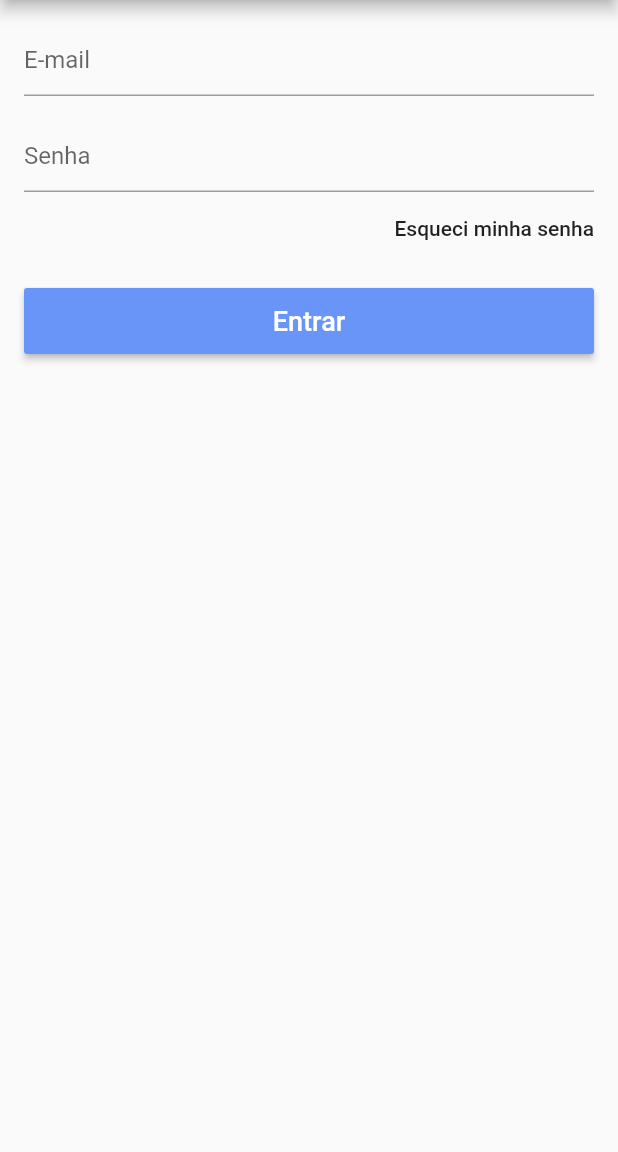
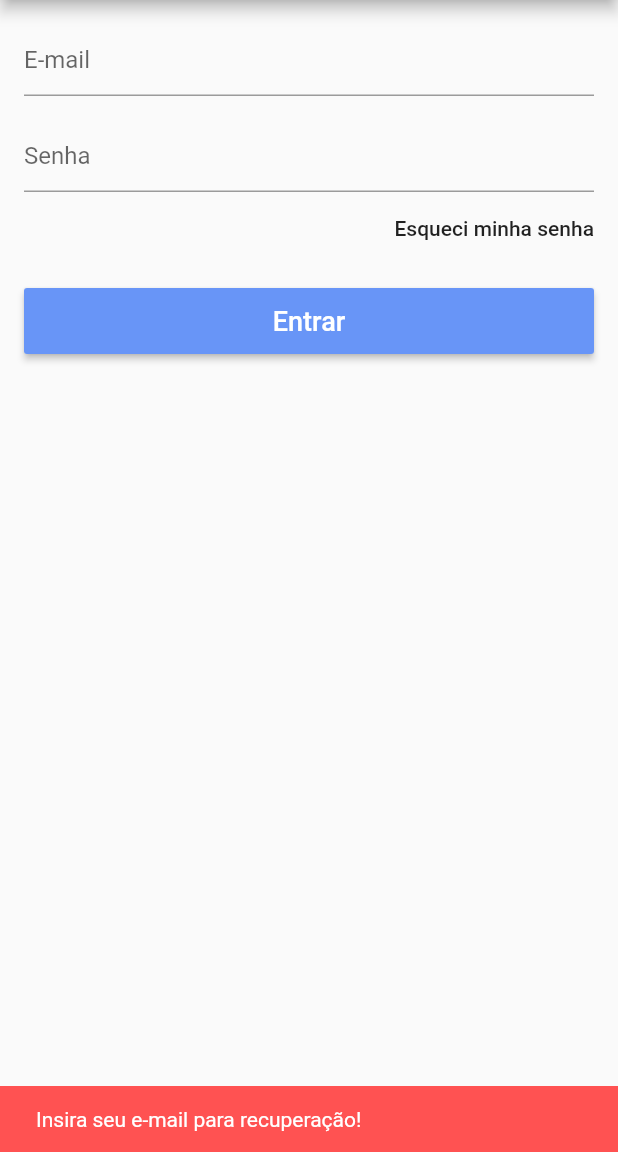
Before and after one commit to tarcisiolopes/flutter-loja-virtual, a Flutter app: the LoginScreen screen opened directly, after a tap on "Esqueci minha senha", on a phone screen of 412 x 824 dp, the part 84-1236 px from its top. Run offline on Flutter 3.47's test engine with Material 2 defaults, Android fonts, the phone set to English and light mode, and no system bars; our stand-ins replace carousel_pro, cloud_firestore, firebase_auth, font_awesome_flutter, transparent_image; accounts and stored records are empty.

Commit message:
Recuperando a senha

```diff
--- a/lib/models/user_model.dart
+++ b/lib/models/user_model.dart
@@ -70,7 +70,9 @@ class UserModel extends Model {
     });
   }
 
-  void recoverPass() {}
+  void recoverPass(String email) {
+    _auth.sendPasswordResetEmail(email: email);
+  }
 
   bool isLoggedIn() {
     return firebaseUser != null;
--- a/lib/screens/login_screen.dart
+++ b/lib/screens/login_screen.dart
@@ -70,7 +70,26 @@ class _LoginScreenState extends State<LoginScreen> {
                 Align(
                   alignment: Alignment.centerRight,
                   child: FlatButton(
-                    onPressed: () {},
+                    onPressed: () {
+                      if(_emailController.text.isEmpty)
+                        _scaffoldKey.currentState.showSnackBar(
+                            SnackBar(content: Text("Insira seu e-mail para recuperação!"),
+                              backgroundColor: Colors.redAccent,
+                              duration: Duration(seconds: 2),
+                            )
+                        );
+                      else {
+                        model.recoverPass(_emailController.text);
+                        _scaffoldKey.currentState.showSnackBar(
+                            SnackBar(content: Text("Confira seu e-mail!"),
+                              backgroundColor: Theme
+                                  .of(context)
+                                  .primaryColor,
+                              duration: Duration(seconds: 2),
+                            )
+                        );
+                      }
+                    },
                     child: Text(
                       "Esqueci minha senha",
                       textAlign: TextAlign.right,
```
